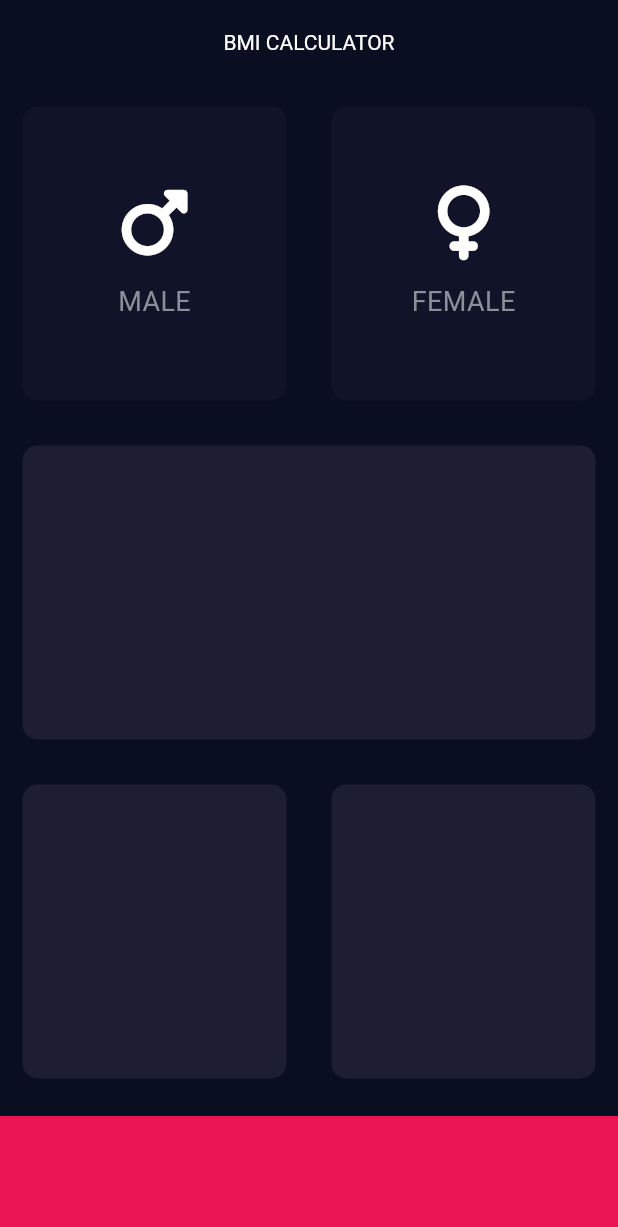
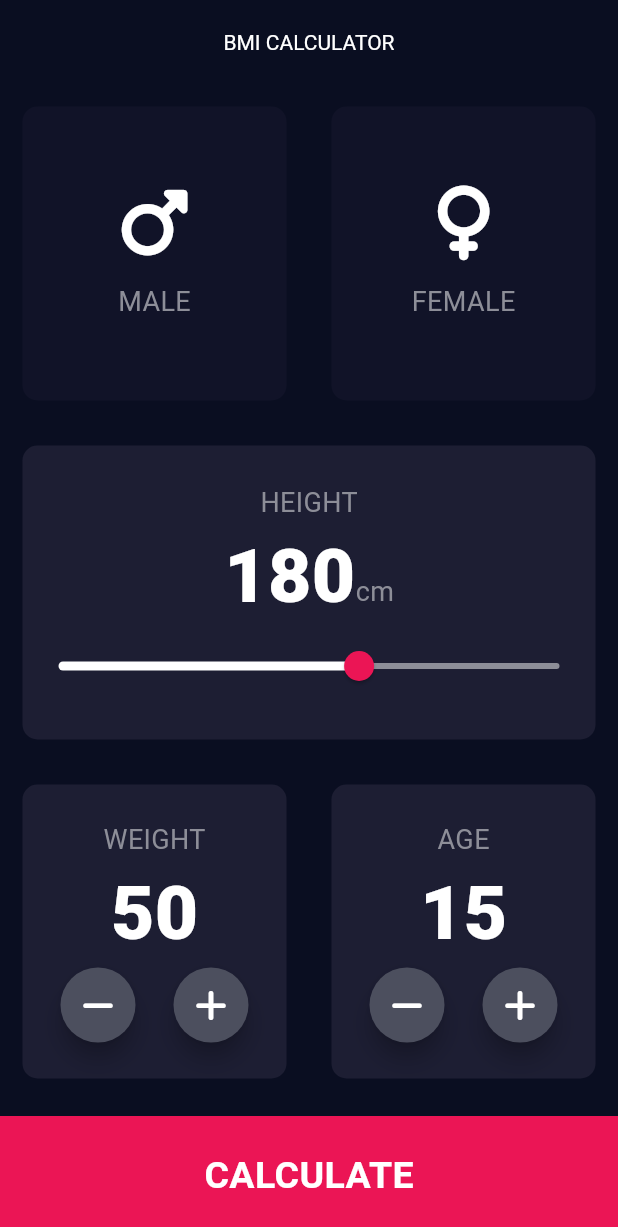
Before and after one commit to Perseus24/bmi_calculator_app, a Flutter app: the screen it shows after launch, on a phone screen of 412 x 824 dp. Shown: the top 1227 px of the screen. Run offline on Flutter 3.47's test engine with Material 3 defaults, Android fonts, the phone set to English and light mode, and no system bars; our stand-ins replace font_awesome_flutter.

```diff
--- a/lib/constants.dart
+++ b/lib/constants.dart
@@ -6,6 +6,7 @@ const kBottomContainerHeight = 80.0;
 const kBottomContainerColor = Color(0xFFEB1555);
 const kActiveCardColor = Color(0xFF1D1E33);
 const kInactiveCardColor = Color(0xFF111328);
+const kResultTextColor = Color(0xFF22E67B);
 
 const kLabelTextStyle = TextStyle(
   fontSize: 18.0,
@@ -16,3 +17,13 @@ const kNumberTextStyle = TextStyle(
     fontSize: 50,
     fontWeight: FontWeight.w900
 );
+
+const kLargeButtonTextStyle = TextStyle(
+    fontSize: 25,
+    fontWeight: FontWeight.bold
+);
+
+const kVeryLargeButtonTextStyle = TextStyle(
+    fontSize: 40,
+    fontWeight: FontWeight.bold
+);
--- a/lib/icon_content.dart
+++ b/lib/icon_content.dart
@@ -1,3 +1,4 @@
+import 'package:bmi_calculator/constants.dart';
 import 'package:flutter/cupertino.dart';
 import 'package:flutter/material.dart';
 
@@ -20,10 +21,7 @@ class GenderWidget extends StatelessWidget {
         SizedBox(height: 15,),
         Text(
           gender,
-          style: TextStyle(
-              fontSize: 18,
-              color: Color(0xFF8D8E98)
-          ),
+          style: kLabelTextStyle,
         )
       ],
     );
--- a/lib/input_page.dart
+++ b/lib/input_page.dart
@@ -1,14 +1,13 @@
+import 'package:bmi_calculator/calculator_brain.dart';
+import 'package:bmi_calculator/results_page.dart';
 import 'package:bmi_calculator/reusable_card.dart';
 import 'package:flutter/cupertino.dart';
 import 'package:flutter/material.dart';
 import 'package:font_awesome_flutter/font_awesome_flutter.dart';
 
+import 'constants.dart';
 import 'icon_content.dart';
 
-const bottomContainerHeight = 80.0;
-const bottomContainerColor = Color(0xFFEB1555);
-const activeCardColor = Color(0xFF1D1E33);
-const inactiveCardColor = Color(0xFF111328);
 
 enum GenderNames {male, female}
 
@@ -20,8 +19,9 @@ class InputPage extends StatefulWidget {
 class _InputPageState extends State<InputPage> {
 
   GenderNames? selectedGender;
-  Color maleCard = inactiveCardColor;
-  Color femaleCard = inactiveCardColor;
+  int height = 180;
+  int weight = 50;
+  int age = 15;
 
   @override
   Widget build(BuildContext context) {
@@ -30,13 +30,14 @@ class _InputPageState extends State<InputPage> {
         title: Center(child: Text('BMI CALCULATOR')),
       ),
       body: Column(
+        crossAxisAlignment: CrossAxisAlignment.stretch,
         children: [
           Expanded(
             child: Row(
               children: [
                 Expanded(
                   child: HomePageWidgets(
-                   changeColor: selectedGender == GenderNames.male? activeCardColor : inactiveCardColor,
+                   changeColor: selectedGender == GenderNames.male? kActiveCardColor : kInactiveCardColor,
                    cardChild: GenderWidget(icon: FontAwesomeIcons.mars, gender:'MALE'),
                     onPress: (){
                       setState(() {
@@ -47,7 +48,7 @@ class _InputPageState extends State<InputPage> {
                 ),
                 Expanded(
                   child: HomePageWidgets(
-                    changeColor: selectedGender == GenderNames.female? activeCardColor : inactiveCardColor,
+                    changeColor: selectedGender == GenderNames.female? kActiveCardColor : kInactiveCardColor,
                     cardChild: GenderWidget(icon: FontAwesomeIcons.venus, gender:'FEMALE'),
                     onPress: (){
                       setState(() {
@@ -59,27 +60,186 @@ class _InputPageState extends State<InputPage> {
               ],
             ),
           ),
-          Expanded(child: HomePageWidgets(changeColor: activeCardColor,)),
+          Expanded(
+            child: HomePageWidgets(
+              changeColor: kActiveCardColor,
+              cardChild: Column(
+                mainAxisAlignment: MainAxisAlignment.center,
+                children: [
+                  Text(
+                    'HEIGHT',
+                    style: kLabelTextStyle,
+                  ),
+                  Row(
+                    mainAxisAlignment: MainAxisAlignment.center,
+                    crossAxisAlignment: CrossAxisAlignment.baseline,
+                    textBaseline: TextBaseline.alphabetic,
+                    children: [
+                      Text(
+                       height.toString(),
+                       style: kNumberTextStyle
+                      ),
+                      Text(
+                       'cm',
+                       style: kLabelTextStyle,)
+                    ],
+                  ),
+                  Slider(
+                    value: height.toDouble(),
+                    min: 120,
+                    max: 220,
+                    activeColor: Colors.white,
+                    inactiveColor: Color(0xFF8D8E98),
+                    thumbColor: kBottomContainerColor,
+                    overlayColor: MaterialStateProperty.all(Color(0x29EB1555)),
+                    onChanged: (double newValue){
+                      setState(() {
+                        height = newValue.round();
+                      });
+
+                    }
+                  )
+                ],
+              ),
+            )
+          ),
           Expanded(
             child: Row(
               children: [
-                Expanded(child: HomePageWidgets(changeColor: activeCardColor,)),
-                Expanded(child: HomePageWidgets(changeColor: activeCardColor,))
+                Expanded(
+                  child: HomePageWidgets(
+                    changeColor: kActiveCardColor,
+                    cardChild: Column(
+                      mainAxisAlignment: MainAxisAlignment.center,
+                      children: [
+                        Text('WEIGHT',
+                        style: kLabelTextStyle,),
+                        Text(weight.toString(),
+                        style: kNumberTextStyle,),
+                        Row(
+                          mainAxisAlignment: MainAxisAlignment.spaceEvenly,
+                          children: [
+                            RoundIconButton(
+                              icon: FontAwesomeIcons.minus,
+                              onPress: (){
+                                setState(() {
+                                  weight--;
+                                });
+                              },),
+                            RoundIconButton(
+                              icon: FontAwesomeIcons.plus,
+                              onPress: (){
+                                setState(() {
+                                  weight++;
+                                });
+                              },
+                            )
+
+                          ],
+                        )
+                      ],
+                    ),
+                  )
+                ),
+                Expanded(
+                  child: HomePageWidgets(
+                    changeColor: kActiveCardColor,
+                    cardChild: Column(
+                      mainAxisAlignment: MainAxisAlignment.center,
+                      children: [
+                        Text('AGE',
+                          style: kLabelTextStyle,),
+                        Text(age.toString(),
+                          style: kNumberTextStyle,),
+                        Row(
+                          mainAxisAlignment: MainAxisAlignment.spaceEvenly,
+                          children: [
+                            RoundIconButton(
+                              icon: FontAwesomeIcons.minus,
+                              onPress: (){
+                                setState(() {
+                                  age--;
+                                });
+                              },),
+                            RoundIconButton(
+                              icon: FontAwesomeIcons.plus,
+                              onPress: (){
+                                setState(() {
+                                  age++;
+                                });
+                              },
+                            )
+
+                          ],
+                        )
+                      ],
+                    ),
+
+                  )
+                )
               ],
             ),
           ),
-          Container(
-            color: bottomContainerColor,
-            margin: EdgeInsets.only(top: 10),
-            width: double.infinity,
-            height: bottomContainerHeight,
-          )
-        ],
+          BottomButton(
+            text: 'CALCULATE',
+            onPressed: (){
+              CalculatorBrain calculate = CalculatorBrain(weight: weight, height: height);
+              Navigator.push(context, MaterialPageRoute(builder: (context){
+              return ResultsPage(bmiResult: calculate.calculateBMI(height, weight), bmiDesc:  calculate.getDescription(), bmiInter: calculate.getInterpretation());
+              })
+            );
+          },
+        ),
+      ]
       )
+    );
+  }
+}
+
+class BottomButton extends StatelessWidget {
+  BottomButton({required this.text, required this.onPressed});
+
+  final String text;
+  final Function() onPressed;
+  @override
+  Widget build(BuildContext context) {
+    return GestureDetector(
+      onTap: onPressed,
+      child: Container(
+        child: Center(child: Text(text, style: kLargeButtonTextStyle,)),
+        color: kBottomContainerColor,
+        margin: EdgeInsets.only(top: 10),
+        width: double.infinity,
+        height: kBottomContainerHeight,
+      ),
     );
   }
 }
 
 
 
+
+class RoundIconButton extends StatelessWidget {
+
+  RoundIconButton({required this.icon, required this.onPress});
+
+  final IconData icon;
+  final Function() onPress;
+
+  @override
+  Widget build(BuildContext context) {
+    return RawMaterialButton(
+      elevation: 6,
+      constraints: BoxConstraints.tightFor(width: 50, height: 50),
+      shape: CircleBorder(),
+      fillColor: Color(0xFF4C4F5E),
+      child: Icon(icon, color: Colors.white,),
+      onPressed: onPress
+    );
+  }
+}
+
+
+
+
 //Color(0xFF1D1E33),
--- a/lib/results_page.dart
+++ b/lib/results_page.dart
@@ -8,9 +8,11 @@ import 'package:flutter/material.dart';
 import 'constants.dart';
 
 class ResultsPage extends StatelessWidget {
-  const ResultsPage({super.key});
+  ResultsPage({required this.bmiResult, required this.bmiDesc, required this.bmiInter});
 
-  final double bmiResult = 26.7;
+  final String bmiInter;
+  final String bmiDesc;
+  final String bmiResult;
 
   @override
   Widget build(BuildContext context) {
@@ -36,8 +38,7 @@ class ResultsPage extends StatelessWidget {
                 mainAxisAlignment: MainAxisAlignment.spaceEvenly,
                 children: [
                   Text(
-                    'OVERWEIGHT',
-
+                    bmiDesc.toUpperCase(),
                     style: TextStyle(
                       fontSize: 20,
                       fontWeight: FontWeight.w900,
@@ -45,14 +46,14 @@ class ResultsPage extends StatelessWidget {
                     ),
                   ),
                   Text(
-                    bmiResult.toString(),
+                      bmiResult,
                     style: TextStyle(
                         fontSize: 70,
                         fontWeight: FontWeight.w900
                     )
                   ),
                   Text(
-                    'You have a higher than normal body weight. Try to exercise more',
+                    bmiInter,
                     textAlign: TextAlign.center,
                     style: kLabelTextStyle,
                   )
```
Also changed, not shown: lib/reusable_card.dart (line endings or trailing spaces).
